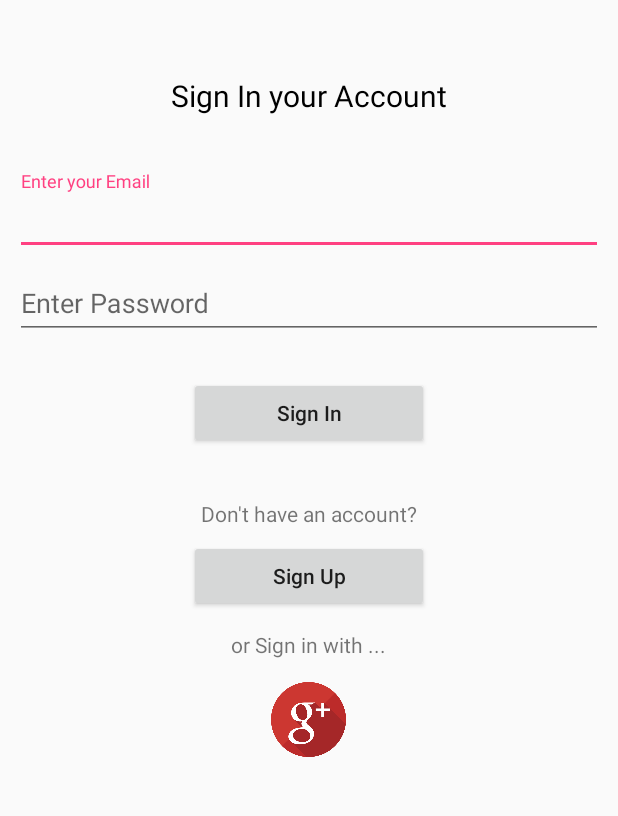
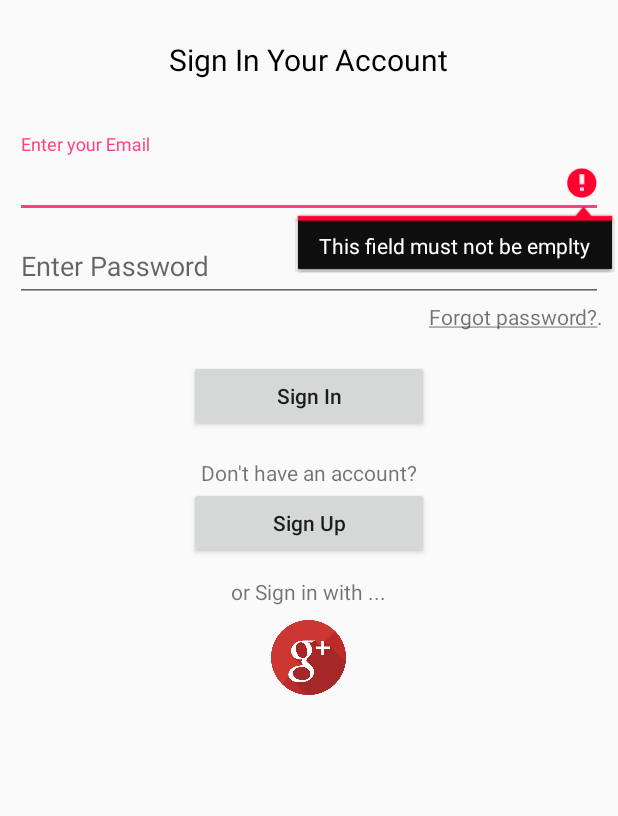
Before and after one commit to RamzanTingku/DemoChatApp, an Android app: the screen it shows after launch (LogInActivity), after a tap on "Sign In", on a phone screen of 412 x 824 dp, the part 84-900 px from its top. Run offline under Robolectric (Android 15) with nearby library versions, the phone set to English and light mode, and no system bars; our stand-ins replace Firebase (no records; nobody signed in at launch, a user with empty details on screens opened directly).

Commit message:
back button problem solved and forgot passwprd added

```diff
--- a/app/src/main/java/com/example/ramzanullah/demochatapp/LogInActivity.java
+++ b/app/src/main/java/com/example/ramzanullah/demochatapp/LogInActivity.java
@@ -1,17 +1,21 @@
 package com.example.ramzanullah.demochatapp;
 
 import android.app.ProgressDialog;
+import android.content.DialogInterface;
 import android.content.Intent;
 import android.support.annotation.NonNull;
 import android.support.design.widget.TextInputLayout;
+import android.support.v7.app.AlertDialog;
 import android.support.v7.app.AppCompatActivity;
 import android.os.Bundle;
 import android.support.v7.widget.Toolbar;
-import android.text.LoginFilter;
 import android.text.TextUtils;
 import android.util.Log;
 import android.view.View;
 import android.widget.Button;
+import android.widget.EditText;
+import android.widget.ProgressBar;
+import android.widget.TextView;
 import android.widget.Toast;
 
 import com.google.android.gms.auth.api.Auth;
@@ -25,14 +29,16 @@ import com.google.android.gms.tasks.Task;
 import com.google.firebase.auth.AuthCredential;
 import com.google.firebase.auth.AuthResult;
 import com.google.firebase.auth.FirebaseAuth;
-import com.google.firebase.auth.FirebaseUser;
 import com.google.firebase.auth.GoogleAuthProvider;
 
 public class LogInActivity extends AppCompatActivity {
     private static final String TAG = "LOG_IN_ACTIVITY";
     private Button goSignupBTN, singninBTN, googleBTN;
-    private TextInputLayout emailET;
-    private TextInputLayout passET;
+    private EditText emailET, passET;
+    private TextView forgotPassTV;
+    private ProgressBar progressBar;
+
+
     private FirebaseAuth mAuth;
     private Toolbar toolbar;
     private ProgressDialog progressDialog;
@@ -52,30 +58,37 @@ public class LogInActivity extends AppCompatActivity {
         getSupportActionBar().setTitle("Demo Chat App");
 
         progressDialog = new ProgressDialog(this);
+        progressBar = (ProgressBar) findViewById(R.id.progressBar);
 
-        emailET = (TextInputLayout) findViewById(R.id.et_login_email);
-        passET = (TextInputLayout) findViewById(R.id.et_login_pass);
+        emailET = (EditText) findViewById(R.id.et_login_email);
+        passET = (EditText) findViewById(R.id.et_login_pass);
         singninBTN = (Button) findViewById(R.id.sign_in);
+        forgotPassTV = (TextView) findViewById(R.id.tv_forgot_pass);
         goSignupBTN = (Button) findViewById(R.id.go_signup_page);
-
-        googleBTN = (Button) findViewById(R.id.google);
-
+        googleBTN = (Button) findViewById(R.id.btn_google);
 
 
         singninBTN.setOnClickListener(new View.OnClickListener() {
             @Override
             public void onClick(View view) {
 
-                String email = emailET.getEditText().getText().toString();
-                String pass = passET.getEditText().getText().toString();
+                String email = emailET.getText().toString();
+                String pass = passET.getText().toString();
 
-                if (!TextUtils.isEmpty(email) || !TextUtils.isEmpty(pass)){
+                if (email.isEmpty()){
+                    emailET.setError("This field must not be emplty");
+
+                }else if (pass.isEmpty()){
+                    passET.setError("This field must not be emplty");
+
+                }else if (!TextUtils.isEmpty(email) || !TextUtils.isEmpty(pass)){
                     progressDialog.setTitle("Loing in User");
                     progressDialog.setMessage("Please wait. "+"user"+" is being Logged in");
-                    progressDialog.setCancelable(false);
+                    progressDialog.setCancelable(true);
                     progressDialog.show();
                     signin(email,pass);
                 }else {
+                    progressDialog.dismiss();
                     Toast.makeText(LogInActivity.this, "somethinhg wrong", Toast.LENGTH_SHORT).show();
                 }
 
@@ -88,7 +101,6 @@ public class LogInActivity extends AppCompatActivity {
             public void onClick(View view) {
                 Intent intent = new Intent(LogInActivity.this, SignUpActivity.class);
                 startActivity(intent);
-                finish();
             }
 
 
@@ -113,9 +125,9 @@ public class LogInActivity extends AppCompatActivity {
         googleBTN.setOnClickListener(new View.OnClickListener() {
             @Override
             public void onClick(View view) {
-                progressDialog.setTitle("Loing in User");
-                progressDialog.setMessage("Please wait. "+"user"+" is being Logged in");
-                progressDialog.setCancelable(false);
+                progressDialog.setTitle("Logging with Google Accounts");
+                progressDialog.setMessage("Please wait...");
+                progressDialog.setCancelable(true);
                 progressDialog.show();
                 signInGoogle();
             }
@@ -127,10 +139,62 @@ public class LogInActivity extends AppCompatActivity {
 
                 if (firebaseAuth.getCurrentUser() != null){
                     startActivity(new Intent(LogInActivity.this, MainActivity.class));
+                    finish();
                 }
             }
         };
 
+
+        forgotPassTV.setOnClickListener(new View.OnClickListener() {
+            @Override
+            public void onClick(View view) {
+                String email = emailET.getText().toString().trim();
+
+                if (TextUtils.isEmpty(email)) {
+                    Toast.makeText(getApplication(), "Enter your registered email id", Toast.LENGTH_SHORT).show();
+                    return;
+                }
+
+                progressBar.setVisibility(View.VISIBLE);
+
+                final AlertDialog.Builder builder = new AlertDialog.Builder(LogInActivity.this);
+                builder.setTitle("Reseting Password");
+                builder.setMessage("We shall send you instructions to your email to reset your password!");
+                builder.setPositiveButton("Send", new DialogInterface.OnClickListener() {
+                    @Override
+                    public void onClick(DialogInterface dialog, int which) {
+                        String email = emailET.getText().toString().trim();
+                        mAuth.sendPasswordResetEmail(email)
+                                .addOnCompleteListener(new OnCompleteListener<Void>() {
+
+                                    @Override
+                                    public void onComplete(@NonNull Task<Void> task) {
+
+                                        if (task.isSuccessful()) {
+                                            progressDialog.dismiss();
+                                            Toast.makeText(LogInActivity.this, "We have sent you instructions to reset your password!", Toast.LENGTH_SHORT).show();
+                                        } else {
+                                            progressDialog.hide();
+                                            Toast.makeText(LogInActivity.this, task.getException().getMessage(), Toast.LENGTH_SHORT).show();
+                                        }
+
+                                        progressBar.setVisibility(View.GONE);
+
+                                    }
+                                });
+
+                    }
+                });
+                builder.setNegativeButton("No, Thanks", new DialogInterface.OnClickListener() {
+                    @Override
+                    public void onClick(DialogInterface dialog, int which) {
+                        dialog.dismiss();
+                    }
+                });
+                builder.show();
+
+            }
+        });
 
         }
 
@@ -146,7 +210,7 @@ public class LogInActivity extends AppCompatActivity {
             public void onComplete(@NonNull Task<AuthResult> task) {
                 if (task.isSuccessful()){
                     progressDialog.dismiss();
-                    Toast.makeText(LogInActivity.this, "Log in with "+email, Toast.LENGTH_SHORT).show();
+                    Toast.makeText(LogInActivity.this, "Logged in with "+email, Toast.LENGTH_SHORT).show();
                     //Intent intent = new Intent(LogInActivity.this,MainActivity.class);
                     //startActivity(intent);
                     finish();
@@ -202,9 +266,8 @@ public class LogInActivity extends AppCompatActivity {
                         } else {
                             progressDialog.hide();
                             // If sign in fails, display a message to the user.
-                            Log.w(TAG, "signInWithCredential:failure", task.getException());
                             Toast.makeText(LogInActivity.this, task.getException().getMessage(), Toast.LENGTH_SHORT).show();
-//                            updateUI(null);
+                           //updateUI(null);
                         }
 
                         // ...
@@ -212,5 +275,29 @@ public class LogInActivity extends AppCompatActivity {
                 });
     }
 
+    @Override
+    public void onBackPressed() {
+        //super.onBackPressed();
+        final AlertDialog.Builder builder = new AlertDialog.Builder(this);
+        builder.setTitle("Exiting App");
+        builder.setMessage("Are sure to exit?");
+        builder.setPositiveButton("Yes", new DialogInterface.OnClickListener() {
+            @Override
+            public void onClick(DialogInterface dialog, int which) {
+                Intent intent = new Intent(Intent.ACTION_MAIN);
+                intent.addCategory(Intent.CATEGORY_HOME);
+                intent.setFlags(Intent.FLAG_ACTIVITY_NEW_TASK);
+                startActivity(intent);
+            }
+        });
+        builder.setNegativeButton("No", new DialogInterface.OnClickListener() {
+            @Override
+            public void onClick(DialogInterface dialog, int which) {
+                dialog.dismiss();
+            }
+        });
+        builder.show();
+    }
+
 
 }
--- a/app/src/main/res/layout/activity_log_in.xml
+++ b/app/src/main/res/layout/activity_log_in.xml
@@ -15,15 +15,16 @@
     <android.support.design.widget.TextInputLayout
         android:layout_width="match_parent"
         android:layout_height="wrap_content"
-        android:layout_alignParentTop="true"
-        android:layout_centerHorizontal="true"
-        android:layout_marginTop="170dp"
+        android:layout_marginTop="36dp"
         android:paddingRight="10dp"
         android:paddingLeft="10dp"
-        android:id="@+id/et_login_email"
-        android:hint="Enter your Email">
+        android:id="@+id/tl_login_email"
+        android:hint="Enter your Email"
+        android:layout_below="@+id/textView2"
+        android:layout_alignParentStart="true">
 
         <EditText
+            android:id="@+id/et_login_email"
             android:layout_width="match_parent"
             android:layout_height="wrap_content"
             />
@@ -34,14 +35,15 @@
     <android.support.design.widget.TextInputLayout
         android:layout_width="match_parent"
         android:layout_height="wrap_content"
-        android:layout_below="@+id/et_login_email"
+        android:layout_below="@+id/tl_login_email"
         android:layout_alignParentStart="true"
-        android:id="@+id/et_login_pass"
+        android:id="@+id/tl_login_pass"
         android:paddingRight="10dp"
         android:paddingLeft="10dp"
         android:hint="Enter Password">
 
         <EditText
+            android:id="@+id/et_login_pass"
             android:layout_width="match_parent"
             android:layout_height="wrap_content"
             android:inputType="textPassword"/>
@@ -51,28 +53,28 @@
         android:id="@+id/sign_in"
         android:layout_width="160dp"
         android:layout_height="wrap_content"
-        android:layout_marginTop="25dp"
+        android:layout_marginTop="19dp"
         android:text="Sign In"
         android:textAllCaps="false"
-        android:layout_below="@+id/et_login_pass"
-        android:layout_centerHorizontal="true" />
+        android:layout_below="@+id/tv_forgot_pass"
+        android:layout_alignStart="@+id/go_signup_page" />
 
     <TextView
         android:id="@+id/textView2"
         android:layout_width="wrap_content"
         android:layout_height="wrap_content"
-        android:text="Sign In your Account"
+        android:text="Sign In Your Account"
         android:textColor="@android:color/black"
         android:textSize="20dp"
-        android:layout_below="@+id/sign_in_page_appbar"
-        android:layout_centerHorizontal="true"
-        android:layout_marginTop="50dp" />
+        android:layout_marginTop="26dp"
+        android:layout_below="@+id/progressBar"
+        android:layout_centerHorizontal="true" />
 
     <TextView
         android:id="@+id/textView"
         android:layout_width="wrap_content"
         android:layout_height="wrap_content"
-        android:layout_marginTop="33dp"
+        android:layout_marginTop="17dp"
         android:text="Don't have an account?"
         android:layout_below="@+id/sign_in"
         android:layout_centerHorizontal="true" />
@@ -81,7 +83,6 @@
         android:id="@+id/go_signup_page"
         android:layout_width="160dp"
         android:layout_height="wrap_content"
-        android:layout_marginTop="8dp"
         android:text="Sign Up"
         android:textAllCaps="false"
         android:layout_below="@+id/textView"
@@ -97,13 +98,32 @@
         android:text="or Sign in with ..."></TextView>
 
     <Button
-        android:id="@+id/google"
+        android:id="@+id/btn_google"
         android:layout_width="50dp"
         android:layout_height="50dp"
+        android:background="@drawable/googleplus"
         android:layout_below="@+id/textView3"
         android:layout_centerHorizontal="true"
-        android:layout_marginTop="15dp"
-        android:background="@drawable/googleplus"/>
+        android:layout_marginTop="9dp" />
+
+    <TextView
+        android:id="@+id/tv_forgot_pass"
+        android:layout_width="match_parent"
+        android:gravity="right"
+        android:paddingRight="10dp"
+        android:layout_height="wrap_content"
+        android:text="@string/forgot_pass"
+        android:layout_below="@+id/tl_login_pass" />
+
+    <ProgressBar
+        android:id="@+id/progressBar"
+        style="?android:attr/progressBarStyle"
+        android:layout_width="wrap_content"
+        android:layout_height="wrap_content"
+        android:layout_below="@+id/sign_in_page_appbar"
+        android:layout_alignStart="@+id/btn_google"
+        android:layout_marginTop="20dp"
+        android:visibility="gone"/>
 
 
 </RelativeLayout>
--- a/app/src/main/res/values/strings.xml
+++ b/app/src/main/res/values/strings.xml
@@ -1,3 +1,4 @@
 <resources>
     <string name="app_name">DemoChatApp</string>
+    <string name="forgot_pass"><u>Forgot password?</u>.</string>
 </resources>
```
Also changed, not shown: app/src/main/java/com/example/ramzanullah/demochatapp/MainActivity.java (+26 -0 lines), app/src/main/java/com/example/ramzanullah/demochatapp/SignUpActivity.java (+11 -18 lines).
